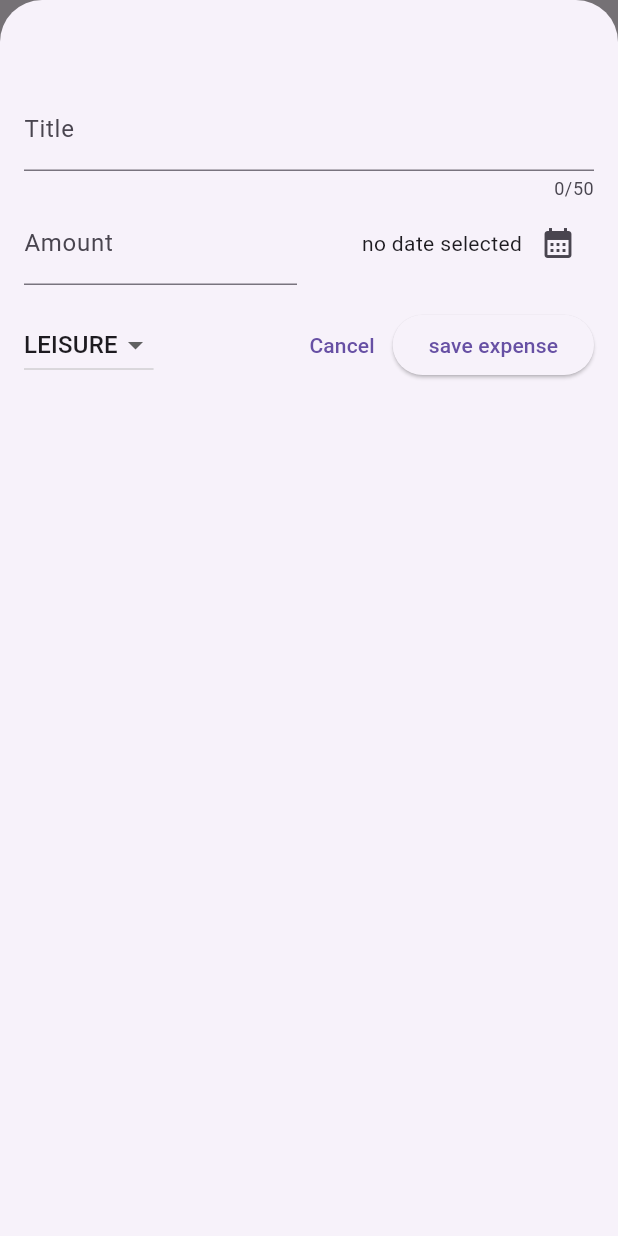
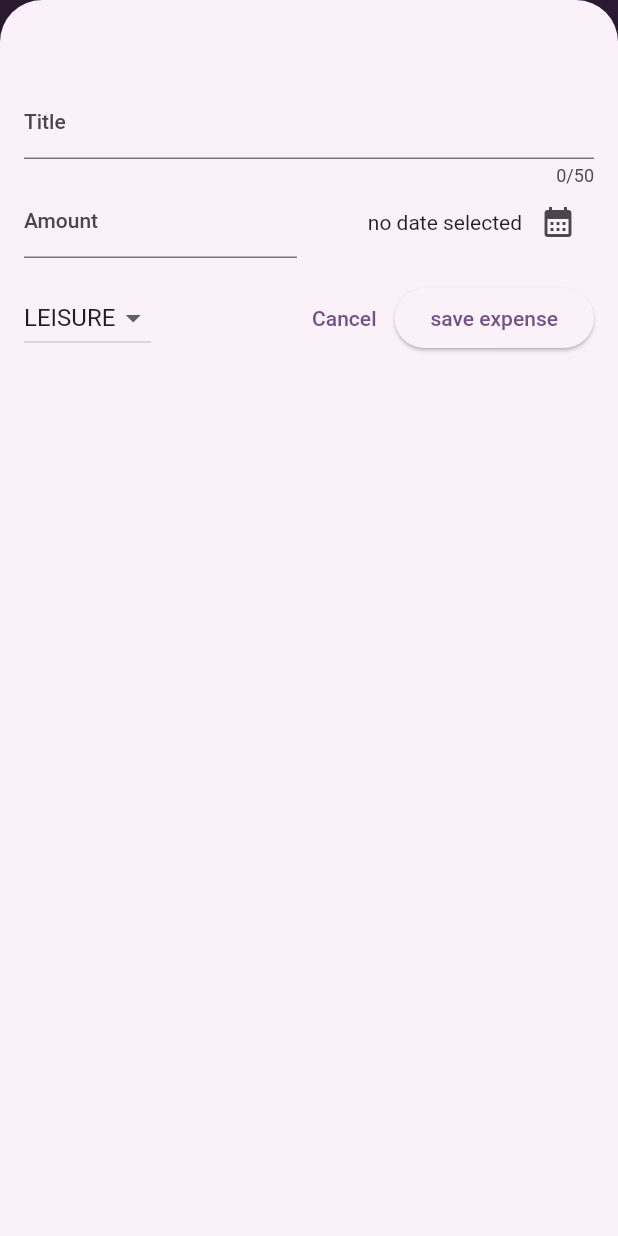
Before and after one commit to almakrami/expense_tracker-flutter, a Flutter app: the screen it shows after launch, after a tap on the "add" icon, on a phone screen of 412 x 824 dp. Run offline on Flutter 3.47's test engine with Material 2 defaults, Android fonts, the phone set to English and light mode, and no system bars.

Commit message:
start theaming the application

```diff
--- a/lib/Widgets/expenses_list/expenses.dart
+++ /dev/null
@@ -1,55 +0,0 @@
-import 'package:flutter/material.dart';
-
-import 'package:expense_tracker/widgets/expenses_list/expenses_list.dart';
-import 'package:expense_tracker/models/expense.dart';
-
-class Expenses extends StatefulWidget {
-  const Expenses({super.key});
-
-  @override
-  State<Expenses> createState() {
-    return _ExpensesState();
-  }
-}
-
-class _ExpensesState extends State<Expenses> {
-  final List<Expense> _registeredExpenses = [
-    Expense(
-      title: 'Flutter Course',
-      amount: 19.99,
-      date: DateTime.now(),
-      category: Category.work,
-    ),
-    Expense(
-      title: 'Cinema',
-      amount: 15.69,
-      date: DateTime.now(),
-      category: Category.leisure,
-    ),
-  ];
-
-  @override
-  Widget build(BuildContext context) {
-    return Scaffold(
-      appBar: AppBar(
-        title: const Text('Flutter ExpenseTracker'),
-        actions: [
-          IconButton(
-            onPressed: () {},
-            icon: const Icon(Icons.add),
-          ),
-        ],
-      ),
-      body: Column(
-        children: [
-          const Text('The chart'),
-          Expanded(
-            child: ExpensesList(
-              expenses: _registeredExpenses,
-            ),
-          ),
-        ],
-      ),
-    );
-  }
-}
--- a/lib/main.dart
+++ b/lib/main.dart
@@ -2,10 +2,22 @@ import 'package:flutter/material.dart';
 
 import 'package:expense_tracker/Widgets/expenses.dart';
 
+var kColorScheme = ColorScheme.fromSeed(
+  seedColor: const Color.fromARGB(255, 170, 0, 255),
+);
+
 void main() {
-  runApp(MaterialApp
-  (
-    theme: ThemeData(useMaterial3: true),
-    home:  const Expenses(),
-  ),);
+  runApp(
+    MaterialApp(
+      theme: ThemeData().copyWith(
+          useMaterial3: true,
+          colorScheme: kColorScheme,
+          appBarTheme: const AppBarTheme().copyWith(
+            backgroundColor: kColorScheme.onPrimaryContainer,
+            foregroundColor: kColorScheme.primaryContainer,
+
+          )),
+      home: const Expenses(),
+    ),
+  );
 }
```
